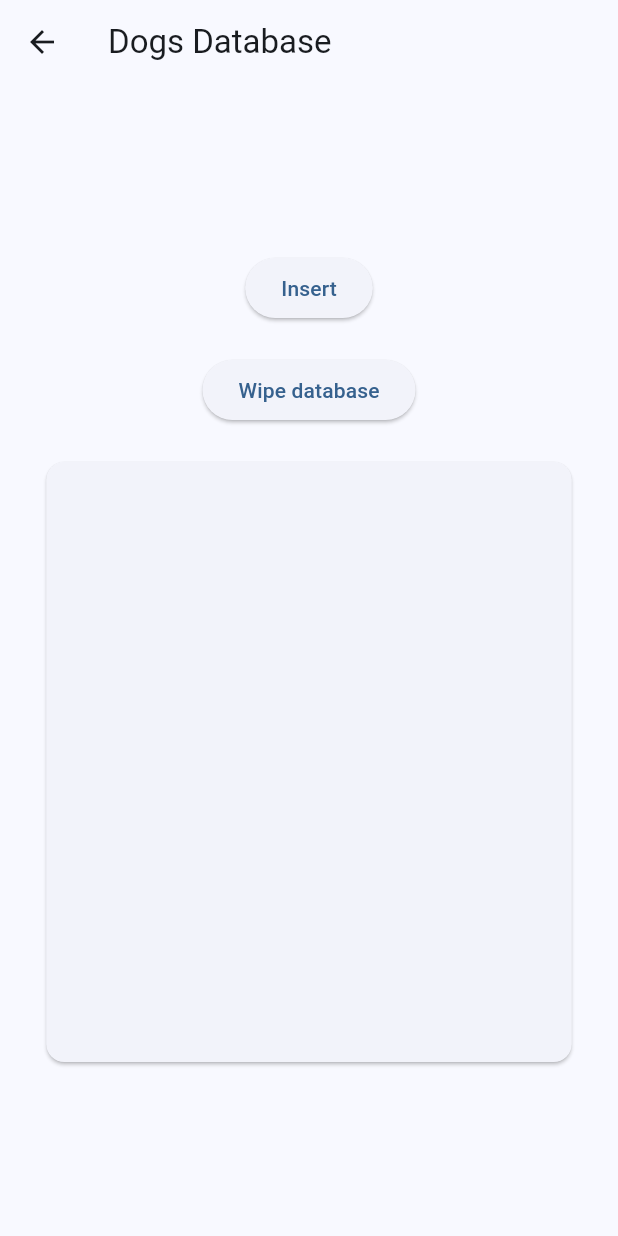
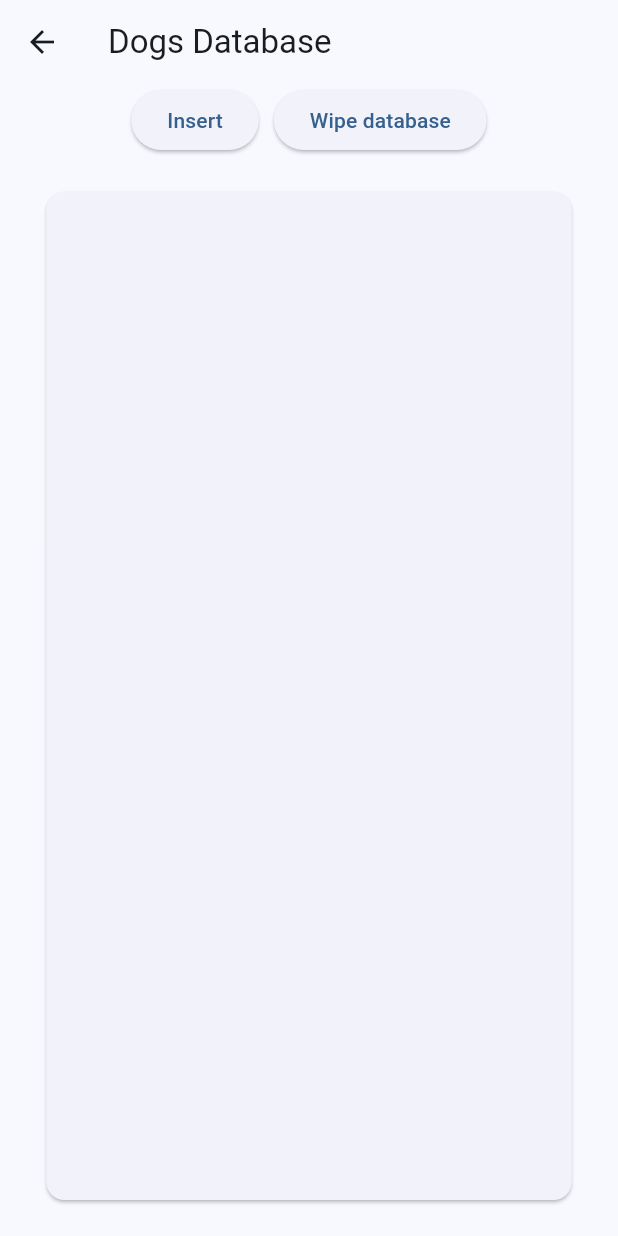
Before and after one commit to MRandl/megamuscle, a Flutter app: the DbInteractRoute screen opened directly, on a phone screen of 412 x 824 dp. Run offline on Flutter 3.47's test engine with Material 2 defaults, Android fonts, the phone set to English and light mode, and no system bars; our stand-ins replace sqflite; accounts and stored records are empty.

Commit message:
made buttons aligned

```diff
--- a/lib/dbInteractRoute.dart
+++ b/lib/dbInteractRoute.dart
@@ -54,7 +54,9 @@ class _DbInteractRouteState extends State<DbInteractRoute> {
           mainAxisAlignment: MainAxisAlignment.center,
           children: <Widget>[
 
-            // insert new dog into db
+            Row(
+              mainAxisAlignment: MainAxisAlignment.center,
+              children: <Widget>[
                 ElevatedButton(
                   onPressed: () {
                     setState(() {
@@ -65,8 +67,7 @@ class _DbInteractRouteState extends State<DbInteractRoute> {
                   },
                   child: const Text('Insert'),
                 ),
-            const SizedBox(height: 20,),
-
+                const SizedBox(width: 10,),
                 // clean the database and update the visuals
                 ElevatedButton(
                   onPressed: () {
@@ -76,9 +77,14 @@ class _DbInteractRouteState extends State<DbInteractRoute> {
                   },
                   child: const Text('Wipe database'),
                 ),
+              ],
+            ),
+            // insert new dog into db
+
             const SizedBox(height: 20,),
 
-            FutureBuilder<List<Dog>>(
+            Expanded(
+              child: FutureBuilder<List<Dog>>(
                 future: _dogsList,
                 initialData: const <Dog>[],
                 builder: (context, snapshot) {
@@ -86,8 +92,9 @@ class _DbInteractRouteState extends State<DbInteractRoute> {
                   return Card(child : ClipRRect(
                     borderRadius: BorderRadius.circular(12.0),
                     child : Container(
-                    constraints: BoxConstraints(minHeight: 400, maxHeight: 400, maxWidth: MediaQuery.of(context).size.width * 0.85),
-                    child: Scrollbar(child: ListView.builder(
+                      constraints: BoxConstraints(maxWidth: MediaQuery.of(context).size.width * 0.85),
+                      child: Scrollbar(
+                        child: ListView.builder(
                           scrollDirection: Axis.vertical,
                           itemCount: dogDump.length,
                           itemBuilder: (context, index) {
@@ -97,11 +104,14 @@ class _DbInteractRouteState extends State<DbInteractRoute> {
                               subtitle: Text(item.id.toString()),
                             );
                           },
-                    ))
+                        )
+                      )
                     )
                   ));
                 },
+              )
             ),
+            const SizedBox(height: 20,),
           ]
         )
       ),
```
Lines whose indentation alone changed are shown as unchanged.
